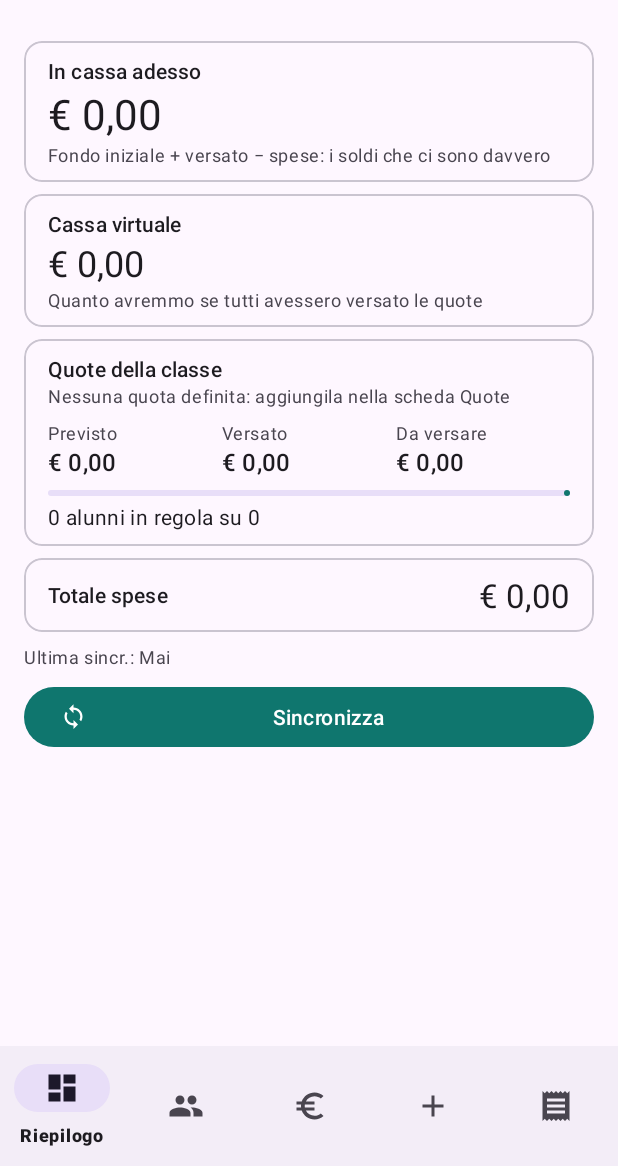
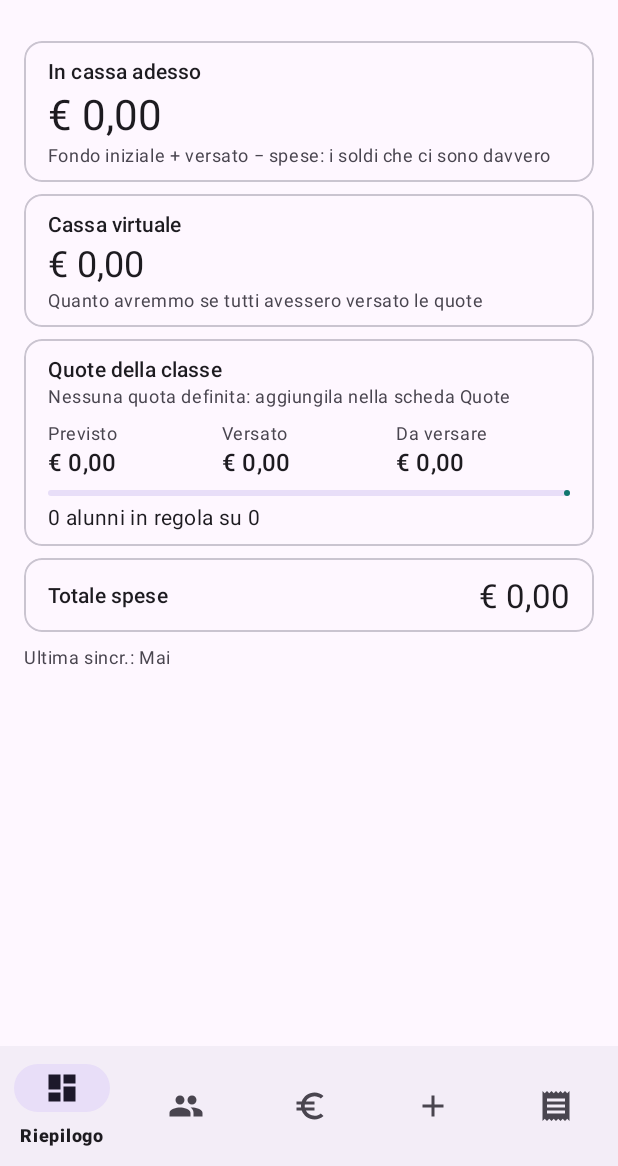
Before and after one commit to d4niele/fondocassa, an Android app: the RiepilogoFragment screen opened directly, with no data from a screen before it, on a phone screen of 412 x 824 dp, the part 70-1236 px from its top. Run offline under Robolectric (Android 15) with nearby library versions, the phone set to English and light mode, and no system bars.

Commit message:
Riepilogo: il pulsante Sincronizza compare solo se ci sono record da inviare
Co-Authored-By: Claude Opus 5.5 <noreply@anthropic.com>

```diff
--- a/app/src/main/java/it/fondocassa/ui/RiepilogoFragment.java
+++ b/app/src/main/java/it/fondocassa/ui/RiepilogoFragment.java
@@ -124,9 +124,10 @@ public class RiepilogoFragment extends Fragment {
             daSincronizzare += p;
         }
         testo(v, R.id.testo_sync, getString(R.string.stato_sync, ultimaSync()));
-        testo(v, R.id.bottone_sincronizza, daSincronizzare > 0
-                ? getString(R.string.sincronizza_record, daSincronizzare)
-                : getString(R.string.azione_sincronizza));
+        // Con tutto già inviato il pulsante sparisce: resta l'icona di sincronizzazione nella barra.
+        View bottone = v.findViewById(R.id.bottone_sincronizza);
+        bottone.setVisibility(daSincronizzare > 0 ? View.VISIBLE : View.GONE);
+        testo(v, R.id.bottone_sincronizza, getString(R.string.sincronizza_record, daSincronizzare));
     }
 
     private static void testo(View radice, int id, String valore) {
```
Also changed, not shown: 1 other file.
